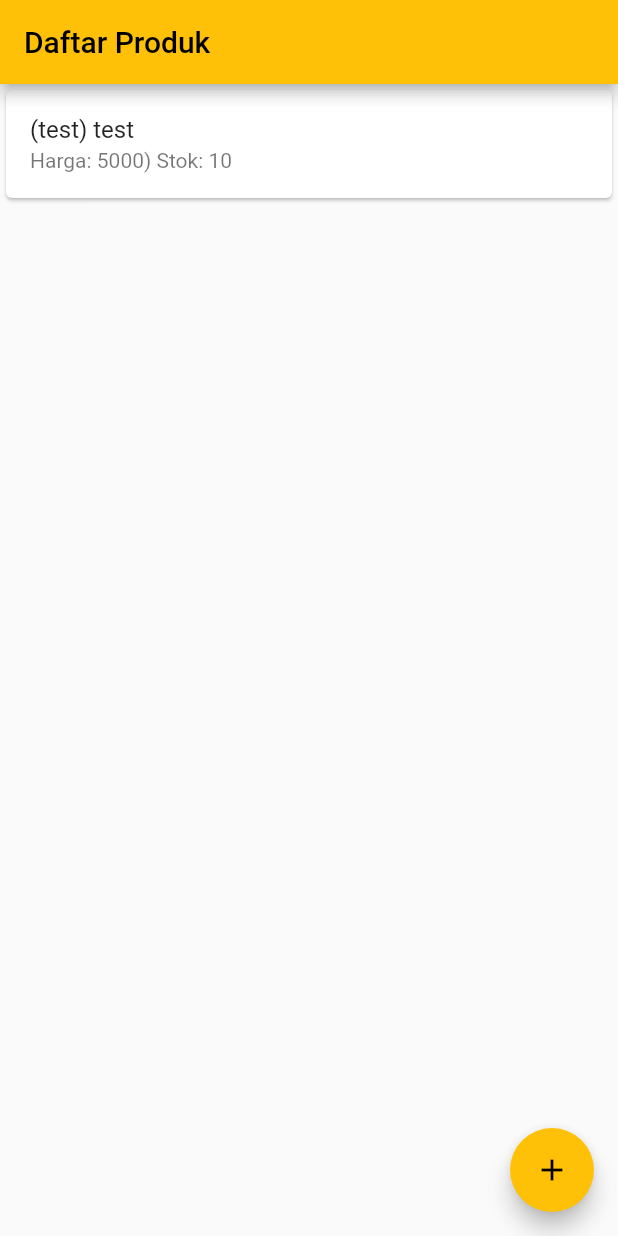
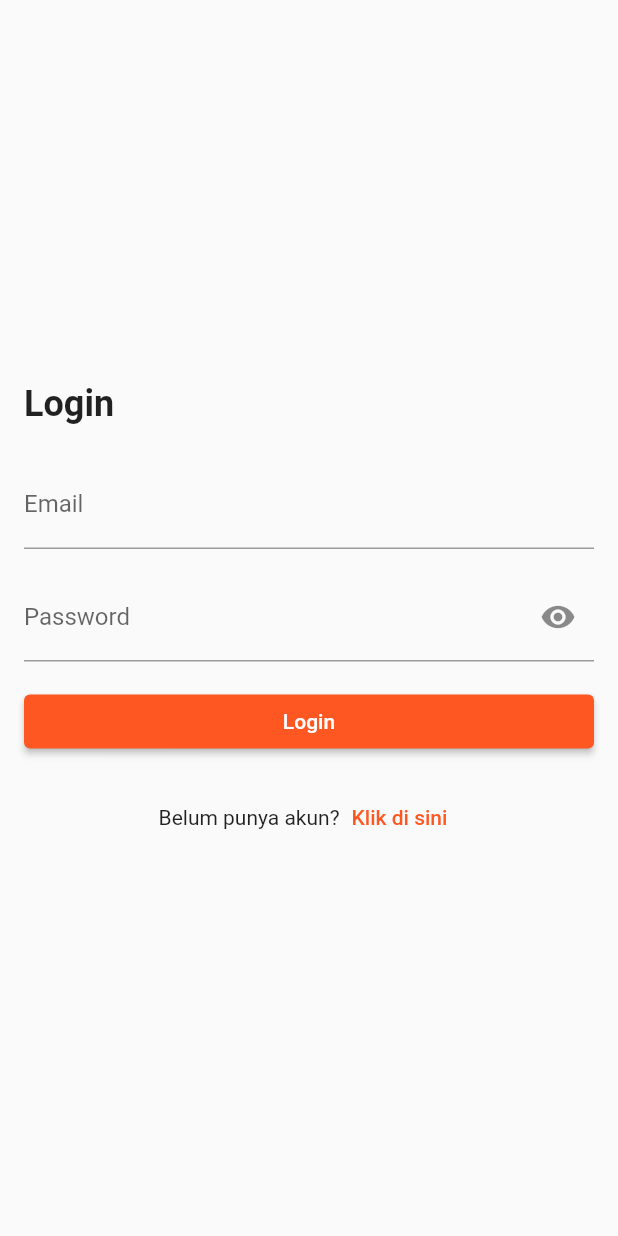
Before and after one commit to adam080880/flutter-latihan-3, a Flutter app: the screen it shows after launch, on a phone screen of 412 x 824 dp. Run offline on Flutter 3.47's test engine with Material 2 defaults, Android fonts, the phone set to English and light mode, and no system bars.

Commit message:
add auth screen, model, and other experiment

```diff
--- a/lib/main.dart
+++ b/lib/main.dart
@@ -1,5 +1,5 @@
 import 'package:flutter/material.dart';
-import 'package:latihan_3/ui/product_list.dart';
+import 'package:latihan_3/ui/auth/login.dart';
 
 void main() {
   runApp(const MyApp());
@@ -23,9 +23,9 @@ class MyApp extends StatelessWidget {
         // or simply save your changes to "hot reload" in a Flutter IDE).
         // Notice that the counter didn't reset back to zero; the application
         // is not restarted.
-        primarySwatch: Colors.amber,
+        primarySwatch: Colors.deepOrange,
       ),
-      home: const ProductList(),
+      home: const Login(),
     );
   }
 }
--- /dev/null
+++ b/lib/ui/auth/login.dart
@@ -0,0 +1,152 @@
+import 'package:flutter/material.dart';
+import 'package:latihan_3/ui/auth/registrasi.dart';
+import 'package:latihan_3/ui/product_list.dart';
+
+class Login extends StatefulWidget {
+  final String? email;
+  final String? password;
+
+  const Login({Key? key, this.email, this.password}) : super(key: key);
+
+  @override
+  _LoginState createState() => _LoginState();
+}
+
+class _LoginState extends State<Login> {
+  bool _passwordVisible = false;
+  final _formKey = GlobalKey<FormState>();
+  final _emailController = TextEditingController();
+  final _passwordController = TextEditingController();
+
+  @override
+  void initState() {
+    super.initState();
+    _passwordVisible = false;
+  }
+
+  @override
+  Widget build(BuildContext buildContext) {
+    return Scaffold(
+      body: Form(
+        key: _formKey,
+        child: Container(
+          padding: const EdgeInsets.all(16),
+          child: Column(
+            mainAxisAlignment: MainAxisAlignment.center,
+            crossAxisAlignment: CrossAxisAlignment.center,
+            children: [
+              _renderTitle(),
+              _renderEmail(),
+              _renderPassword(),
+              _renderButton(),
+              _renderTextToRegister(),
+            ]
+          )
+        )
+      )
+    );
+  }
+
+  _renderTitle() {
+    return Container(
+      margin: const EdgeInsets.only(bottom: 24),
+      alignment: Alignment.centerLeft,
+      child: const Text('Login', style: TextStyle(fontSize: 24, fontWeight: FontWeight.bold))
+    );
+  }
+
+  _renderEmail() {
+    return Container(
+      margin: const EdgeInsets.only(bottom: 16),
+      child: TextFormField(
+        autocorrect: false,
+        keyboardType: TextInputType.emailAddress,
+        controller: _emailController,
+        decoration: const InputDecoration(labelText: 'Email', hintText: 'Ex: muhamadadam20@gmail.com'),
+        validator: (value) {
+          //validasi harus diisi
+          if (value!.isEmpty) {
+            return 'Email harus diisi';
+          }
+          return null;
+        },
+      )
+    );
+  }
+
+  _renderPassword() {
+    return Container(
+      margin: const EdgeInsets.only(bottom: 16),
+      child: TextFormField(
+        autocorrect: false,
+        keyboardType: TextInputType.visiblePassword,
+        controller: _passwordController,
+        decoration: InputDecoration(
+          labelText: 'Password',
+          hintText: 'Ex: *******',
+          suffixIcon: IconButton(
+          icon: Icon(
+            _passwordVisible
+              ? Icons.visibility_off
+              : Icons.visibility,
+            ),
+            onPressed: () => {
+              setState(() {
+                  _passwordVisible = !_passwordVisible;
+              })
+            },
+          ),
+        ),
+        obscureText: !_passwordVisible,
+        validator: (value) {
+          //validasi harus diisi
+          if (value!.isEmpty) {
+            return 'Password harus diisi';
+          }
+          return null;
+        },
+      ),
+    );
+  }
+
+  _renderButton() {
+    return Container(
+      margin: const EdgeInsets.only(bottom: 16),
+      child: Row(
+        children: [
+          Expanded(
+            child: ElevatedButton(
+              onPressed: () => {
+                if (_formKey.currentState!.validate()) {
+                  Navigator.of(context).push(
+                    MaterialPageRoute(builder: (context) => const ProductList())
+                  )
+                }
+              },
+              child: const Text('Login'),
+            )
+          )
+        ],
+      )
+    );
+  }
+
+  _renderTextToRegister() {
+    return Row(
+      mainAxisAlignment: MainAxisAlignment.center,
+      children: [
+        const Text('Belum punya akun?'),
+        TextButton(
+          onPressed: handleNavigateToRegister,
+          child: const Text('Klik di sini'),
+        )
+      ],
+    );
+  }
+
+  handleNavigateToRegister() {
+    Navigator.of(context).push(
+      MaterialPageRoute(builder: (context) => const Registrasi())
+    );
+  }
+}
```
Also changed, not shown: lib/models/auth/login.dart (added, +19 -0 lines), lib/models/auth/registrasi.dart (added, +15 -0 lines), lib/models/data/produk.dart (added, +17 -0 lines), lib/ui/auth/registrasi.dart (added, +170 -0 lines), lib/ui/product_detail.dart (+45 -12 lines), lib/ui/product_form.dart (+49 -39 lines), lib/ui/product_list.dart (+67 -30 lines), lib/widgets/ItemProdukCard.dart (added, +26 -0 lines).
